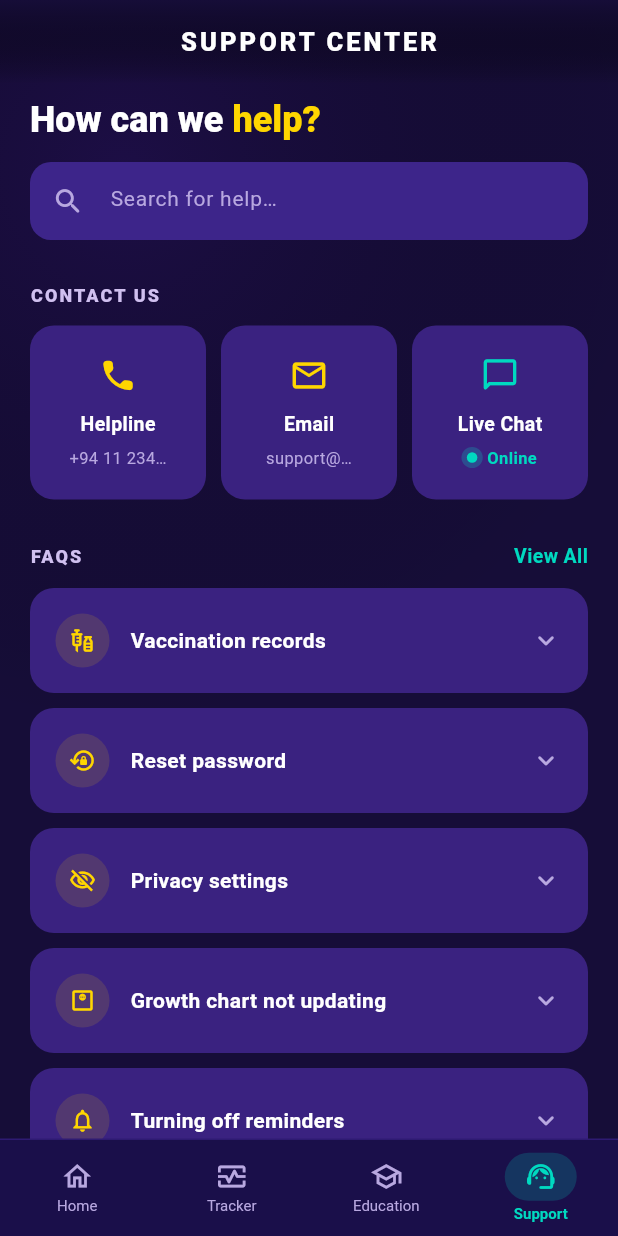
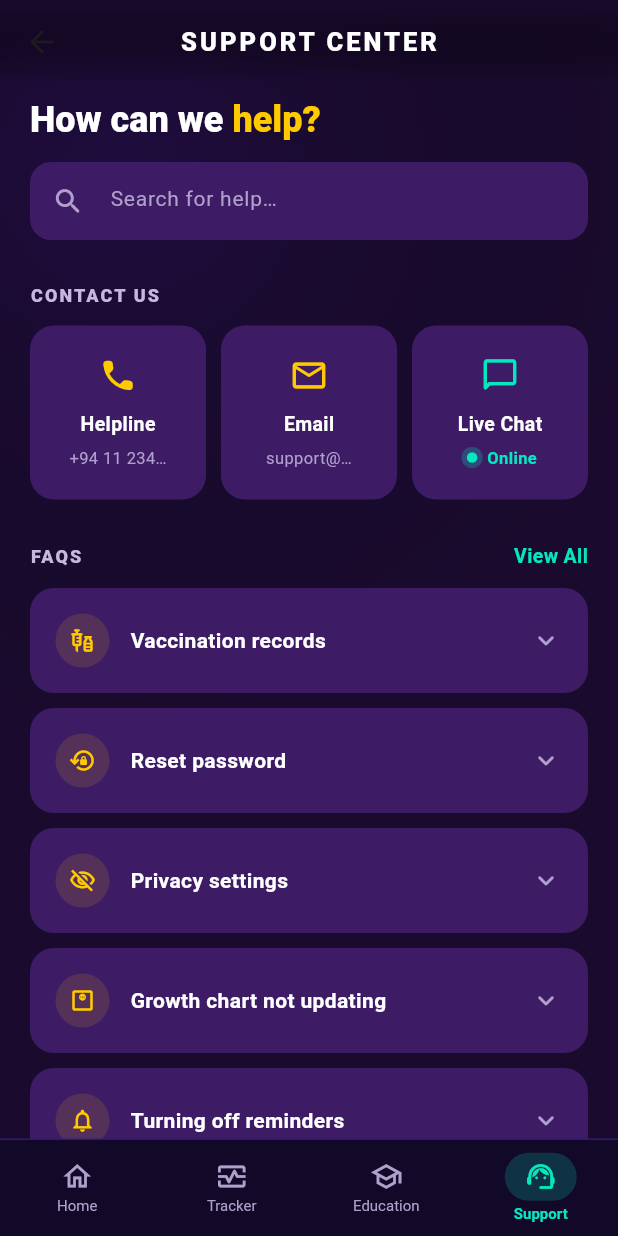
Before and after one commit to anadichiransa/Growise, a Flutter app: the SupportCenterScreen screen opened directly, on a phone screen of 412 x 824 dp. Run offline on Flutter 3.47's test engine with Material 3 defaults, Android fonts, the phone set to English and light mode, and no system bars; our stand-ins replace get.

Commit message:
Change the background colour

```diff
--- a/frontend/lib/features/dashboard/presentation/screens/support.dart
+++ b/frontend/lib/features/dashboard/presentation/screens/support.dart
@@ -3,46 +3,28 @@
 import 'package:get/get.dart';
 import '../controllers/support_controller.dart';
 
-@override
-Widget build(BuildContext context) {
-  return MaterialApp(
-    title: 'Growise',
-    debugShowCheckedModeBanner: false,
-    theme: ThemeData(
-      scaffoldBackgroundColor: AppColors.background,
-      splashColor: Colors.transparent,
-      highlightColor: Colors.transparent,
-      colorScheme: ColorScheme.dark(
-        primary: AppColors.accent,
-        surface: AppColors.cardSurface,
-      ),
-    ),
-    home: const SupportCenterScreen(),
-  );
-}
-
 class AppColors {
   AppColors._();
 
-  static const Color background = Color(0xFF160D38);
-  static const Color backgroundGlow = Color(0xFF2A1060);
-  static const Color cardSurface = Color(0xFF2E1A72);
-  static const Color tileSurface = Color(0xFF3A2280);
-  static const Color tileSurfacePressed = Color(0xFF4A2E9A);
-  static const Color communityGradientStart = Color(0xFF4A2A9A);
-  static const Color communityGradientEnd = Color(0xFF2E1A72);
-  static const Color accent = Color(0xFFFFD600);
-  static const Color teal = Color(0xFF00D9C0);
-  static const Color tealDim = Color(0x3000D9C0);
-  static const Color inputBackground = Color(0xFF3D258A);
-  static const Color inputBorderFocused = Color(0xFF00D9C0);
-  static const Color shimmerBase = Color(0xFF2E1A72);
-  static const Color shimmerHighlight = Color(0xFF4A30A0);
+  static const Color background = Color(0xFF1A0B2E);
+  static const Color backgroundGlow = Color(0xFF2A1268);
+  static const Color cardSurface = Color(0xFF2E1558);
+  static const Color tileSurface = Color(0xFF3D1C65);
+  static const Color tileSurfacePressed = Color(0xFF4E2A80);
+  static const Color communityGradientStart = Color(0xFF4C2080);
+  static const Color communityGradientEnd = Color(0xFF2E1558);
+  static const Color accent = Color(0xFFFFCA00);
+  static const Color teal = Color(0xFF04E8C0);
+  static const Color tealDim = Color(0x3004E8C0);
+  static const Color inputBackground = Color(0xFF3D1C65);
+  static const Color inputBorderFocused = Color(0xFF04E8C0);
+  static const Color shimmerBase = Color(0xFF2E1558);
+  static const Color shimmerHighlight = Color(0xFF4E2A80);
   static const Color textPrimary = Colors.white;
-  static const Color textSecondary = Color(0xFFB8A8E0);
-  static const Color sectionLabel = Color(0xFFD0C0F0);
-  static const Color navBackground = Color(0xFF1A0F4A);
-  static const Color navPill = Color(0xFF3A2280);
+  static const Color textSecondary = Color(0xFFB0A0CC);
+  static const Color sectionLabel = Color(0xFFC8B8E0);
+  static const Color navBackground = Color(0xFF120828);
+  static const Color navPill = Color(0xFF3D1C65);
 }
 
 class FaqItem {
```
